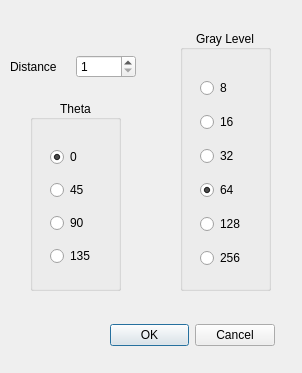
This is dialogglcm.ui in hubutui/MachineLearning as Qt 5 draws it before an edit. The edited form follows.
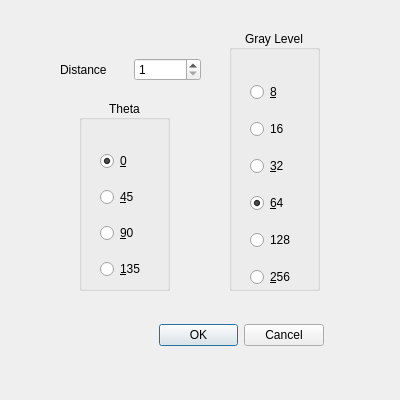
This is the edited form.

Commit message: 修改了 dialog 的布局，去除了同名 layout 的警告．

```diff
--- a/dialogglcm.ui
+++ b/dialogglcm.ui
@@ -6,10 +6,22 @@
    <rect>
     <x>0</x>
     <y>0</y>
-    <width>302</width>
-    <height>373</height>
+    <width>400</width>
+    <height>400</height>
    </rect>
   </property>
+  <property name="sizePolicy">
+   <sizepolicy hsizetype="Fixed" vsizetype="Fixed">
+    <horstretch>0</horstretch>
+    <verstretch>0</verstretch>
+   </sizepolicy>
+  </property>
+  <property name="minimumSize">
+   <size>
+    <width>400</width>
+    <height>400</height>
+   </size>
+  </property>
   <property name="cursor">
    <cursorShape>ArrowCursor</cursorShape>
   </property>
@@ -22,7 +34,7 @@
   <widget class="QDialogButtonBox" name="buttonBox">
    <property name="geometry">
     <rect>
-     <x>110</x>
+     <x>159</x>
      <y>320</y>
      <width>165</width>
      <height>31</height>
@@ -38,7 +50,7 @@
   <widget class="QGroupBox" name="groupBox">
    <property name="geometry">
     <rect>
-     <x>30</x>
+     <x>79</x>
      <y>100</y>
      <width>91</width>
      <height>191</height>
@@ -50,20 +62,20 @@
    <property name="alignment">
     <set>Qt::AlignCenter</set>
    </property>
-   <widget class="QWidget" name="layoutWidget">
+   <widget class="QWidget" name="">
     <property name="geometry">
      <rect>
-      <x>20</x>
-      <y>40</y>
-      <width>54</width>
-      <height>137</height>
+      <x>21</x>
+      <y>41</y>
+      <width>60</width>
+      <height>152</height>
      </rect>
     </property>
     <layout class="QVBoxLayout" name="verticalLayout_2">
      <item>
       <widget class="QRadioButton" name="radioButtonD0">
        <property name="text">
-        <string>0</string>
+        <string>&amp;0</string>
        </property>
        <property name="checked">
         <bool>true</bool>
@@ -73,21 +85,21 @@
      <item>
       <widget class="QRadioButton" name="radioButtonD45">
        <property name="text">
-        <string>45</string>
+        <string>&amp;45</string>
        </property>
       </widget>
      </item>
      <item>
       <widget class="QRadioButton" name="radioButtonD90">
        <property name="text">
-        <string>90</string>
+        <string>&amp;90</string>
        </property>
       </widget>
      </item>
      <item>
       <widget class="QRadioButton" name="radioButtonD135">
        <property name="text">
-        <string>135</string>
+        <string>&amp;135</string>
        </property>
       </widget>
      </item>
@@ -97,7 +109,7 @@
   <widget class="QGroupBox" name="groupBox_2">
    <property name="geometry">
     <rect>
-     <x>180</x>
+     <x>229</x>
      <y>30</y>
      <width>91</width>
      <height>261</height>
@@ -109,20 +121,20 @@
    <property name="alignment">
     <set>Qt::AlignCenter</set>
    </property>
-   <widget class="QWidget" name="layoutWidget">
+   <widget class="QWidget" name="">
     <property name="geometry">
      <rect>
-      <x>20</x>
-      <y>40</y>
-      <width>54</width>
-      <height>207</height>
+      <x>21</x>
+      <y>41</y>
+      <width>60</width>
+      <height>230</height>
      </rect>
     </property>
     <layout class="QVBoxLayout" name="verticalLayout">
      <item>
       <widget class="QRadioButton" name="radioButtonL8">
        <property name="text">
-        <string>8</string>
+        <string>&amp;8</string>
        </property>
       </widget>
      </item>
@@ -136,14 +148,14 @@
      <item>
       <widget class="QRadioButton" name="radioButtonL32">
        <property name="text">
-        <string>32</string>
+        <string>&amp;32</string>
        </property>
       </widget>
      </item>
      <item>
       <widget class="QRadioButton" name="radioButtonL64">
        <property name="text">
-        <string>64</string>
+        <string>&amp;64</string>
        </property>
        <property name="checked">
         <bool>true</bool>
@@ -160,20 +172,20 @@
      <item>
       <widget class="QRadioButton" name="radioButtonL256">
        <property name="text">
-        <string>256</string>
+        <string>&amp;256</string>
        </property>
       </widget>
      </item>
     </layout>
    </widget>
   </widget>
-  <widget class="QWidget" name="layoutWidget">
+  <widget class="QWidget" name="">
    <property name="geometry">
     <rect>
-     <x>10</x>
-     <y>50</y>
-     <width>126</width>
-     <height>33</height>
+     <x>60</x>
+     <y>51</y>
+     <width>141</width>
+     <height>38</height>
     </rect>
    </property>
    <layout class="QHBoxLayout" name="horizontalLayout">
```
